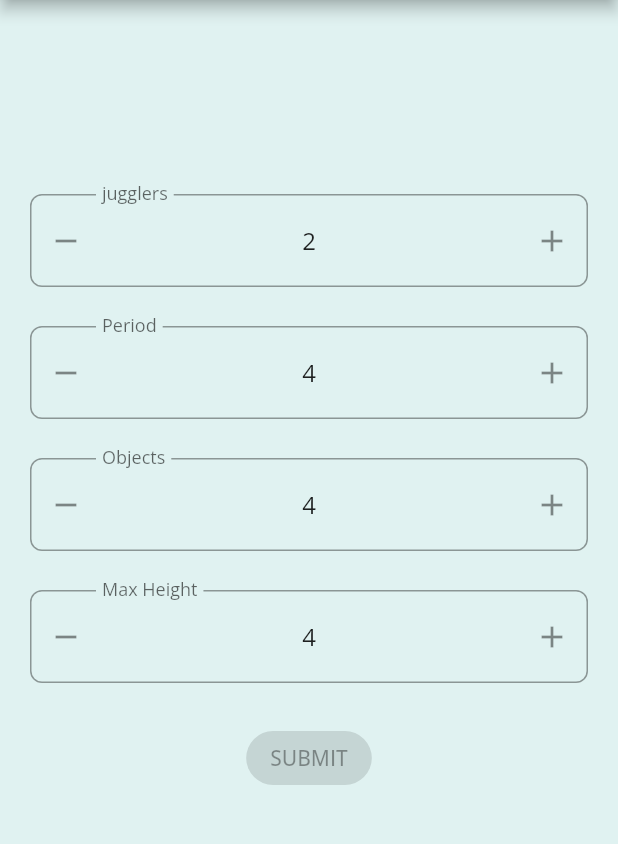
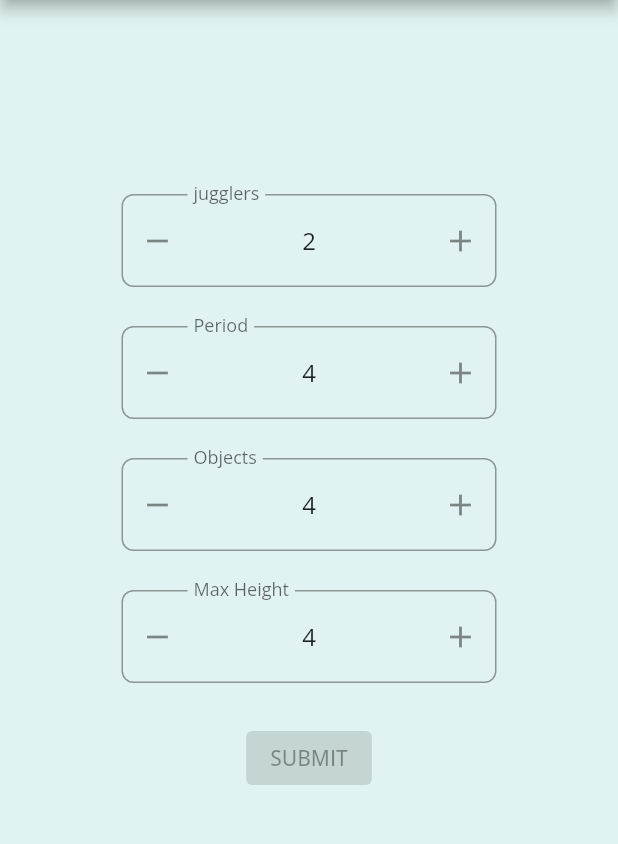
Before and after one commit to jjochen/prechac_this, a Flutter app: the screen it shows after launch, on a phone screen of 412 x 824 dp, the part 84-928 px from its top. Run offline on Flutter 3.47's test engine with Material 2 defaults, Android fonts, the phone set to English and light mode, and no system bars; drawn by our look-alikes of flutter_spinbox; our stand-ins replace bloc, equatable, flutter_bloc, formz, google_fonts; missing offline and left inert: fraction, trotter; generated files the repository leaves out were written again.

Commit message:
small adjustments to form design

```diff
--- a/lib/home/view/constraints_form.dart
+++ b/lib/home/view/constraints_form.dart
@@ -22,6 +22,8 @@ class ConstraintsForm extends StatelessWidget {
       child: Align(
         alignment: const Alignment(0, -1 / 3),
         child: SingleChildScrollView(
+          child: Container(
+            constraints: const BoxConstraints(maxWidth: 250),
             child: Column(
               mainAxisSize: MainAxisSize.min,
               children: [
@@ -35,6 +37,7 @@ class ConstraintsForm extends StatelessWidget {
                 const SizedBox(height: 2.0),
                 _SubmitButton(),
               ],
+            ),
           ),
         ),
       ),
@@ -156,12 +159,6 @@ class _SubmitButton extends StatelessWidget {
             ? const CircularProgressIndicator()
             : ElevatedButton(
                 key: const Key('constraintsForm_submit_raisedButton'),
-                style: ElevatedButton.styleFrom(
-                  shape: RoundedRectangleBorder(
-                    borderRadius: BorderRadius.circular(30.0),
-                  ),
-                  primary: const Color(0xFFFFD600),
-                ),
                 onPressed: state.status.isValidated
                     ? () => context.read<HomeCubit>().submit()
                     : null,
```
Lines whose indentation alone changed are shown as unchanged.
